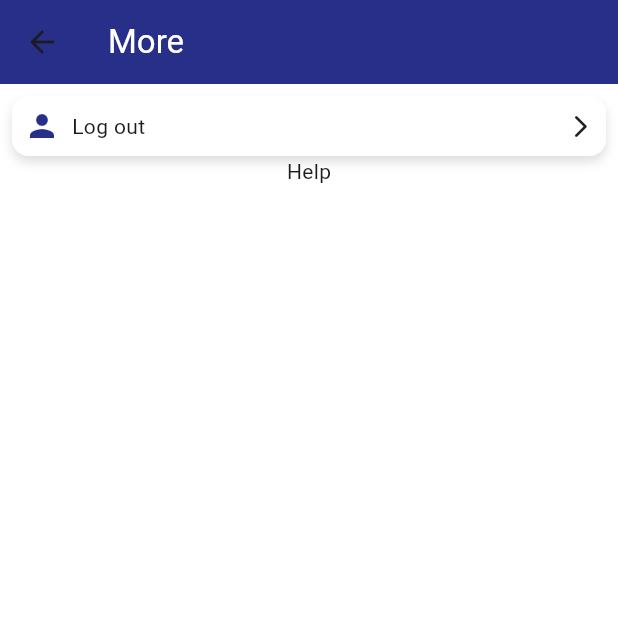
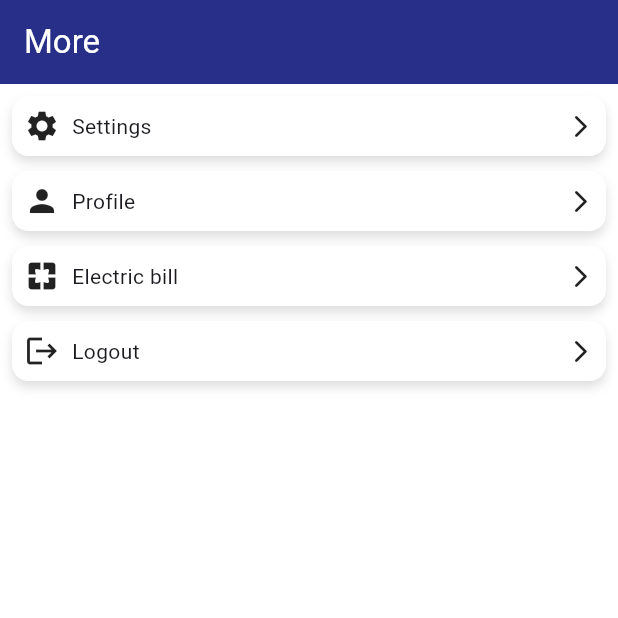
Before and after one commit to ArenduC/macV2, a Flutter app: the More screen opened directly, on a phone screen of 412 x 824 dp, the top half of it. Run offline on Flutter 3.47's test engine with Material 3 defaults, Android fonts, the phone set to English and light mode, and no system bars; our stand-ins replace firebase_core, firebase_messaging, flutter_secure_storage, flutter_svg, open_filex, sqflite; accounts and stored records are empty; network calls fail.

Commit message:
electric bill edite segment added

```diff
--- a/lib/main.dart
+++ b/lib/main.dart
@@ -2,6 +2,7 @@ import 'package:firebase_core/firebase_core.dart';
 import 'package:firebase_messaging/firebase_messaging.dart';
 import 'package:flutter/material.dart';
 import 'package:maca/provider/notification_provider.dart';
+import 'package:maca/router.dart';
 import 'package:maca/screen/start_up_screen.dart';
 import 'package:maca/store/local_store.dart';
 import 'package:provider/provider.dart';
@@ -41,6 +42,8 @@ class MyApp extends StatelessWidget {
   Widget build(BuildContext context) {
     return MaterialApp(
       title: 'maca',
+      initialRoute: '/',
+      onGenerateRoute: AppRouter.generateRoute,
       theme: ThemeData(
         colorScheme: ColorScheme.fromSeed(seedColor: Colors.deepPurple),
         useMaterial3: true,
--- a/lib/page/marketing_page.dart
+++ b/lib/page/marketing_page.dart
@@ -75,6 +75,7 @@ class _MarketingPageState extends State<MarketingPage> {
       return Scaffold(
         backgroundColor: const Color.fromARGB(255, 255, 255, 255),
         appBar: AppBar(
+          automaticallyImplyLeading: false,
           backgroundColor: AppColors.theme,
           title: const Text('Marketing', style: TextStyle(color: AppColors.themeWhite)),
         ),
--- a/lib/screen/home_screen.dart
+++ b/lib/screen/home_screen.dart
@@ -4,7 +4,7 @@ import 'package:maca/function/app_function.dart';
 import 'package:maca/page/landing_page.dart';
 import 'package:maca/page/marketing_page.dart';
 import 'package:maca/styles/colors/app_colors.dart';
-import 'package:maca/tabs/more.dart';
+import 'package:maca/tabs/more/more.dart';
 
 class HomeScreen extends StatefulWidget {
   const HomeScreen({super.key});
--- a/lib/screen/login_screen.dart
+++ b/lib/screen/login_screen.dart
@@ -259,7 +259,6 @@ Widget loginSegment(
         ),
         TextField(
           controller: passwordController,
-
           obscureText: true,
           decoration: AppInputStyles.textFieldDecoration(
             hintText: 'Enter your password',
--- a/lib/screen/start_up_screen.dart
+++ b/lib/screen/start_up_screen.dart
@@ -29,8 +29,8 @@ class _StartUpScreenState extends State<StartUpScreen> {
       Navigator.pushReplacement(
         context,
         MaterialPageRoute(
-            builder: (context) =>
-                isLoggedIn ? const HomeScreen() : const LoginScreen()),
+          builder: (context) => isLoggedIn ? const HomeScreen() : const LoginScreen(),
+        ),
       );
     });
   }
--- /dev/null
+++ b/lib/tabs/more/controller.dart
@@ -0,0 +1,29 @@
+import 'package:flutter/material.dart';
+import 'package:maca/features/add_electric_bill/view/add_electric_bill_view.dart';
+import 'package:maca/tabs/more/model.dart';
+import 'package:path/path.dart';
+
+final List<MoreItemsProperty> moreItems = [
+  MoreItemsProperty(
+    icon: const Icon(Icons.settings),
+    title: 'Settings',
+    onTap: (context) {},
+  ),
+  MoreItemsProperty(
+    icon: const Icon(Icons.person),
+    title: 'Profile',
+    onTap: (context) {},
+  ),
+  MoreItemsProperty(
+    icon: const Icon(Icons.pages_rounded),
+    title: 'Electric bill',
+    onTap: (context) {
+      Navigator.pushNamed(context, '/electricBill');
+    },
+  ),
+  MoreItemsProperty(
+    icon: const Icon(Icons.logout),
+    title: 'Logout',
+    onTap: (context) {},
+  ),
+];
--- a/lib/tabs/more.dart
+++ b/lib/tabs/more/more.dart
@@ -1,4 +1,6 @@
 import 'package:flutter/material.dart';
+import 'package:maca/tabs/more/controller.dart';
+import 'package:maca/tabs/more/model.dart';
 
 import 'package:open_filex/open_filex.dart';
 import 'dart:io';
@@ -50,6 +52,7 @@ class _MoreState extends State<More> {
     return Scaffold(
         backgroundColor: AppColors.themeWhite,
         appBar: AppBar(
+          automaticallyImplyLeading: false,
           backgroundColor: AppColors.theme,
           title: const Text(
             'More',
@@ -57,23 +60,24 @@ class _MoreState extends State<More> {
           ),
         ),
         body: Padding(
-            padding: const EdgeInsets.all(8),
-            child: Column(
-              mainAxisAlignment: MainAxisAlignment.start,
-              crossAxisAlignment: CrossAxisAlignment.center,
-              children: [
-                profile(context),
-                GestureDetector(
-                    onTap: () {
-                      pdfGenerator();
-                    },
-                    child: const Text("Help"))
-              ],
-            )));
+          padding: const EdgeInsets.all(8),
+          child: ListView.separated(
+            itemCount: moreItems.length,
+            separatorBuilder: (_, __) => const Divider(
+              height: 10,
+              thickness: 0,
+              color: Colors.transparent,
+            ),
+            itemBuilder: (context, index) {
+              final item = moreItems[index];
+              return profile(context, item);
+            },
+          ),
+        ));
   }
 }
 
-Widget profile(BuildContext context) {
+Widget profile(BuildContext context, MoreItemsProperty moreItems) {
   Future<void> dialogBuilder(BuildContext context) {
     return showDialog<void>(
       context: context,
@@ -117,21 +121,18 @@ Widget profile(BuildContext context) {
     child: Row(
       mainAxisAlignment: MainAxisAlignment.spaceBetween,
       children: [
-        const Row(
+        Row(
           children: [
-            Icon(
-              Icons.person,
-              color: AppColors.theme,
-            ),
-            SizedBox(
+            moreItems.icon,
+            const SizedBox(
               width: 8,
             ),
-            Text("Log out")
+            Text(moreItems.title)
           ],
         ),
         GestureDetector(
           onTap: () {
-            dialogBuilder(context);
+            moreItems.title == "Logout" ? dialogBuilder(context) : moreItems.onTap?.call(context);
           },
           child: const Icon(
             Icons.arrow_forward_ios_rounded,
```
Also changed, not shown: lib/features/add_electric_bill/view/add_electric_bill_view.dart (added, +126 -0 lines), lib/router.dart (added, +24 -0 lines), lib/styles/app_style.dart (+54 -29 lines), lib/tabs/more/model.dart (added, +29 -0 lines), lib/features/add_electric_bill/helper.dart (added), lib/features/add_electric_bill/model.dart (added), lib/features/add_electric_bill/view/meter_reading_view.dart (renamed from lib/features/electric_bills/view/meter_reading_view.dart).
